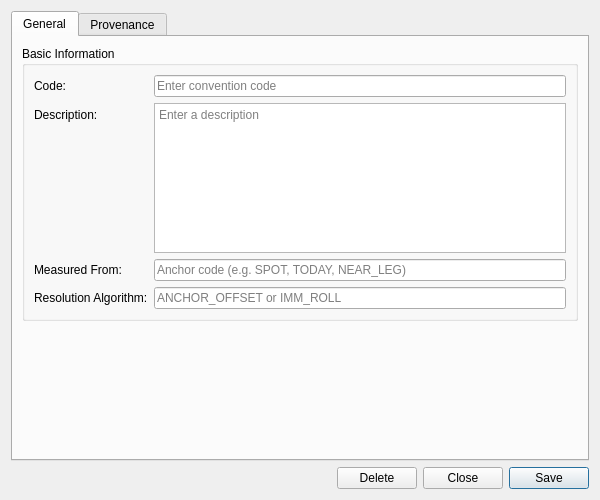
This is projects/ores.qt/refdata/ui/TenorConventionDetailDialog.ui in OreStudio/OreStudio as Qt 5 draws it before an edit. The edited form follows.
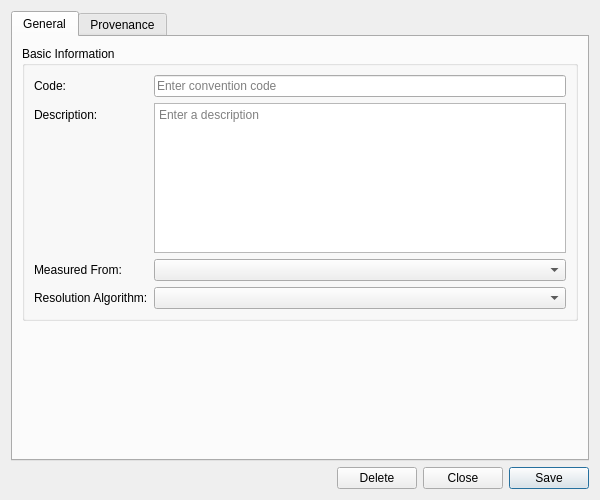
This is the edited form. Custom widgets are drawn as their Qt base class.

Commit message: [qt,refdata,sql] Add tenor_kind/tenor_unit/tenor_resolution_algorithm codes, badges, combo boxes, eventing

What changed in the file:
```diff
--- a/projects/ores.qt/refdata/ui/TenorConventionDetailDialog.ui
+++ b/projects/ores.qt/refdata/ui/TenorConventionDetailDialog.ui
@@ -89,9 +89,9 @@
            </widget>
           </item>
           <item row="2" column="1">
-           <widget class="QLineEdit" name="measuredFromEdit">
-            <property name="placeholderText">
-             <string>Anchor code (e.g. SPOT, TODAY, NEAR_LEG)</string>
+           <widget class="QComboBox" name="measuredFromCombo">
+            <property name="insertPolicy">
+             <enum>QComboBox::NoInsert</enum>
             </property>
            </widget>
           </item>
@@ -103,9 +103,9 @@
            </widget>
           </item>
           <item row="3" column="1">
-           <widget class="QLineEdit" name="resolutionAlgorithmEdit">
-            <property name="placeholderText">
-             <string>ANCHOR_OFFSET or IMM_ROLL</string>
+           <widget class="QComboBox" name="resolutionAlgorithmCombo">
+            <property name="insertPolicy">
+             <enum>QComboBox::NoInsert</enum>
             </property>
            </widget>
           </item>
```
The commit also changes 178 other files.
